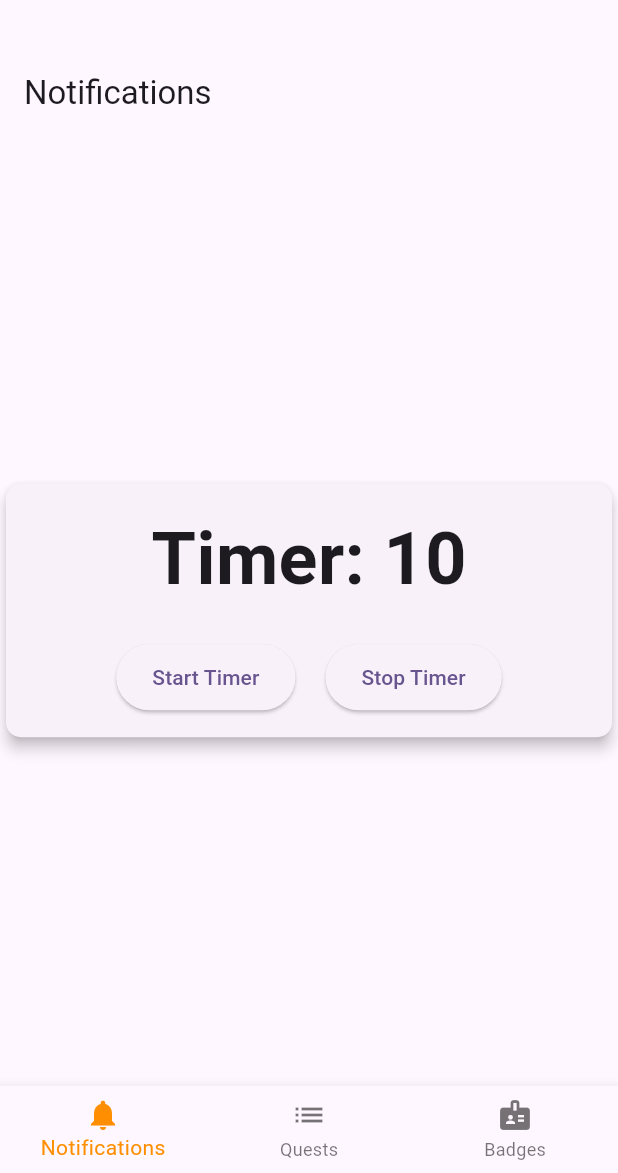
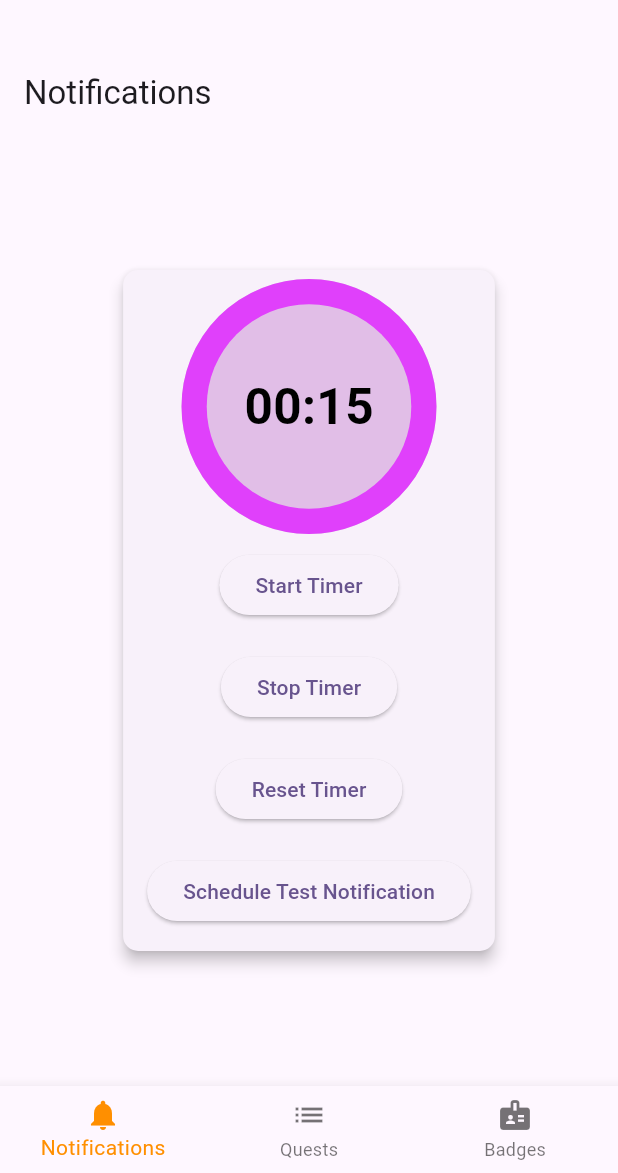
Before and after one commit to pedrotemtem/lifepulse, a Flutter app: the screen it shows after launch, after a tap on "Start", on a phone screen of 412 x 824 dp, the part 63-1236 px from its top. Run offline on Flutter 3.47's test engine with Material 3 defaults, Android fonts, the phone set to English and light mode, and no system bars; drawn by our look-alikes of circular_countdown_timer; our stand-ins replace flutter_local_notifications, timezone.

Commit message:
notifications testing

```diff
--- a/lib/main.dart
+++ b/lib/main.dart
@@ -1,8 +1,23 @@
 import 'package:flutter/material.dart';
 import 'package:lifepulse/splash_screen.dart';
+import 'package:flutter_local_notifications/flutter_local_notifications.dart';
+import 'package:timezone/data/latest.dart' as tz;
+
 
 void main() {
+  WidgetsFlutterBinding.ensureInitialized();
+  tz.initializeTimeZones();
   runApp(const MyApp());
+  _initializeNotifications();
+}
+
+void _initializeNotifications() async {
+  FlutterLocalNotificationsPlugin flutterLocalNotificationsPlugin = FlutterLocalNotificationsPlugin();
+
+  const AndroidInitializationSettings initializationSettingsAndroid = AndroidInitializationSettings('@mipmap/ic_launcher');
+  const InitializationSettings initializationSettings = InitializationSettings(android: initializationSettingsAndroid);
+
+  await flutterLocalNotificationsPlugin.initialize(initializationSettings);
 }
 
 class MyApp extends StatelessWidget {
--- a/lib/states/notifications.dart
+++ b/lib/states/notifications.dart
@@ -1,5 +1,9 @@
 import 'package:flutter/material.dart';
 import 'dart:async';
+import 'package:circular_countdown_timer/circular_countdown_timer.dart';
+import 'package:flutter_local_notifications/flutter_local_notifications.dart';
+import 'package:timezone/data/latest.dart' as tz;
+import 'package:timezone/timezone.dart' as tz;
 
 class Notifications extends StatefulWidget {
   const Notifications({super.key});
@@ -9,44 +13,119 @@ class Notifications extends StatefulWidget {
 }
 
 class _NotificationsState extends State<Notifications> {
-  late Timer _timer;
-  int _start = 10;
+  final CountDownController _controller = CountDownController();
   bool _isRunning = false;
+  final int _seconds = 15;
+  final int _minutes = 0;
 
   @override
   void initState() {
     super.initState();
+    tz.initializeTimeZones();
+  }
+
+  void _initializeNotifications() async {
+    FlutterLocalNotificationsPlugin flutterLocalNotificationsPlugin = FlutterLocalNotificationsPlugin();
+
+    const AndroidInitializationSettings initializationSettingsAndroid = AndroidInitializationSettings('@mipmap/ic_launcher');
+    const InitializationSettings initializationSettings = InitializationSettings(android: initializationSettingsAndroid);
+
+    await flutterLocalNotificationsPlugin.initialize(initializationSettings);
+  }
+
+  void scheduleNotification() async {
+    FlutterLocalNotificationsPlugin flutterLocalNotificationsPlugin = FlutterLocalNotificationsPlugin();
+    const AndroidNotificationDetails androidPlatformChannelSpecifics = AndroidNotificationDetails(
+      'channel_id',
+      'channel_name',
+      importance: Importance.max,
+      priority: Priority.high,
+      ticker: 'ticker',
+    );
+    const NotificationDetails platformChannelSpecifics = NotificationDetails(android: androidPlatformChannelSpecifics);
+
+    await flutterLocalNotificationsPlugin.zonedSchedule(
+      0,
+      'Time to do push-ups!',
+      'Don\'t forget to do your daily push-ups.',
+      _nextInstanceOfTenAM(),
+      platformChannelSpecifics,
+      matchDateTimeComponents: DateTimeComponents.time,
+      uiLocalNotificationDateInterpretation: UILocalNotificationDateInterpretation.wallClockTime,
+      androidScheduleMode: AndroidScheduleMode.exactAllowWhileIdle,
+    );
+  }
+
+  tz.TZDateTime _nextInstanceOfTenAM() {
+    final tz.TZDateTime now = tz.TZDateTime.now(tz.local);
+    tz.TZDateTime scheduledDate = tz.TZDateTime(tz.local, now.year, now.month, now.day, 10);
+    if (scheduledDate.isBefore(now)) {
+      scheduledDate = scheduledDate.add(const Duration(days: 1));
+    }
+    return scheduledDate;
   }
 
   void startTimer() {
-    if (_isRunning) return;
+    setState(() {
       _isRunning = true;
-    _timer = Timer.periodic(const Duration(seconds: 1), (timer) {
-      if (_start == 0) {
-        setState(() {
-          _timer.cancel();
-          _isRunning = false;
-        });
-      } else {
-        setState(() {
-          _start--;
-        });
-      }
+      _controller.start();
     });
   }
 
   void stopTimer() {
-    if (!_isRunning) return;
-    _timer.cancel();
     setState(() {
       _isRunning = false;
+      _controller.pause();
     });
   }
 
-  @override
-  void dispose() {
-    _timer.cancel();
-    super.dispose();
+  void resetTimer() {
+    setState(() {
+      _isRunning = false;
+      _controller.reset();
+    });
+  }
+
+  void _showCompletionDialog() {
+    showDialog(
+      context: context,
+      builder: (BuildContext context) {
+        return AlertDialog(
+          title: const Text('Timer Completed'),
+          content: const Text('The countdown timer has finished.'),
+          actions: <Widget>[
+            TextButton(
+              child: const Text('OK'),
+              onPressed: () {
+                Navigator.of(context).pop();
+              },
+            ),
+          ],
+        );
+      },
+    );
+  }
+
+  void scheduleTestNotification() async {
+    FlutterLocalNotificationsPlugin flutterLocalNotificationsPlugin = FlutterLocalNotificationsPlugin();
+    const AndroidNotificationDetails androidPlatformChannelSpecifics = AndroidNotificationDetails(
+      'test_channel_id',
+      'test_channel_name',
+      importance: Importance.max,
+      priority: Priority.high,
+      ticker: 'ticker',
+    );
+    const NotificationDetails platformChannelSpecifics = NotificationDetails(android: androidPlatformChannelSpecifics);
+
+    await flutterLocalNotificationsPlugin.zonedSchedule(
+      0,
+      'Test Notification',
+      'This is a test notification.',
+      tz.TZDateTime.now(tz.local).add(const Duration(seconds: 5)),
+      platformChannelSpecifics,
+      uiLocalNotificationDateInterpretation: UILocalNotificationDateInterpretation.wallClockTime,
+      androidScheduleMode: AndroidScheduleMode.exactAllowWhileIdle,
+    );
   }
 
   @override
@@ -66,30 +145,54 @@ class _NotificationsState extends State<Notifications> {
             child: Column(
               mainAxisSize: MainAxisSize.min,
               children: [
-                Text(
-                  'Timer: $_start',
-                  style: const TextStyle(fontSize: 48, fontWeight: FontWeight.bold),
+                CircularCountDownTimer(
+                  duration: _minutes * 60 + _seconds,
+                  initialDuration: 0,
+                  controller: _controller,
+                  width: 150,
+                  height: 150,
+                  ringColor: Colors.grey[300]!,
+                  ringGradient: null,
+                  fillColor: Colors.purpleAccent,
+                  fillGradient: null,
+                  backgroundColor: Colors.purple[100],
+                  backgroundGradient: null,
+                  strokeWidth: 20.0,
+                  strokeCap: StrokeCap.round,
+                  textStyle: const TextStyle(
+                      fontSize: 33.0, color: Colors.black, fontWeight: FontWeight.bold),
+                  textFormat: CountdownTextFormat.MM_SS,
+                  isReverse: true,
+                  isReverseAnimation: true,
+                  isTimerTextShown: true,
+                  autoStart: false,
+                  onStart: () {
+                    print('Countdown Started');
+                  },
+                  onComplete: () {
+                    print('Countdown Ended');
+                    _showCompletionDialog();
+                  },
                 ),
                 const SizedBox(height: 20),
-                Row(
-                  mainAxisAlignment: MainAxisAlignment.center,
-                  children: [
                 ElevatedButton(
                   onPressed: startTimer,
-                      style: ElevatedButton.styleFrom(
-                        padding: const EdgeInsets.symmetric(horizontal: 24, vertical: 12),
-                      ),
                   child: const Text('Start Timer'),
                 ),
-                    const SizedBox(width: 20),
+                const SizedBox(height: 20),
                 ElevatedButton(
                   onPressed: stopTimer,
-                      style: ElevatedButton.styleFrom(
-                        padding: const EdgeInsets.symmetric(horizontal: 24, vertical: 12),
-                      ),
                   child: const Text('Stop Timer'),
                 ),
-                  ],
+                const SizedBox(height: 20),
+                ElevatedButton(
+                  onPressed: resetTimer,
+                  child: const Text('Reset Timer'),
+                ),
+                const SizedBox(height: 20),
+                ElevatedButton(
+                  onPressed: scheduleTestNotification,
+                  child: const Text('Schedule Test Notification'),
                 ),
               ],
             ),
--- a/pubspec.yaml
+++ b/pubspec.yaml
@@ -35,6 +35,10 @@ dependencies:
   # The following adds the Cupertino Icons font to your application.
   # Use with the CupertinoIcons class for iOS style icons.
   cupertino_icons: ^1.0.8
+  circular_countdown_timer: ^0.2.4
+
+  flutter_local_notifications: ^18.0.1
+  timezone: <0.11.0
 
 dev_dependencies:
   flutter_test:
```
Also changed, not shown: pubspec.lock, 1 other file. Lines whose indentation alone changed are shown as unchanged.
